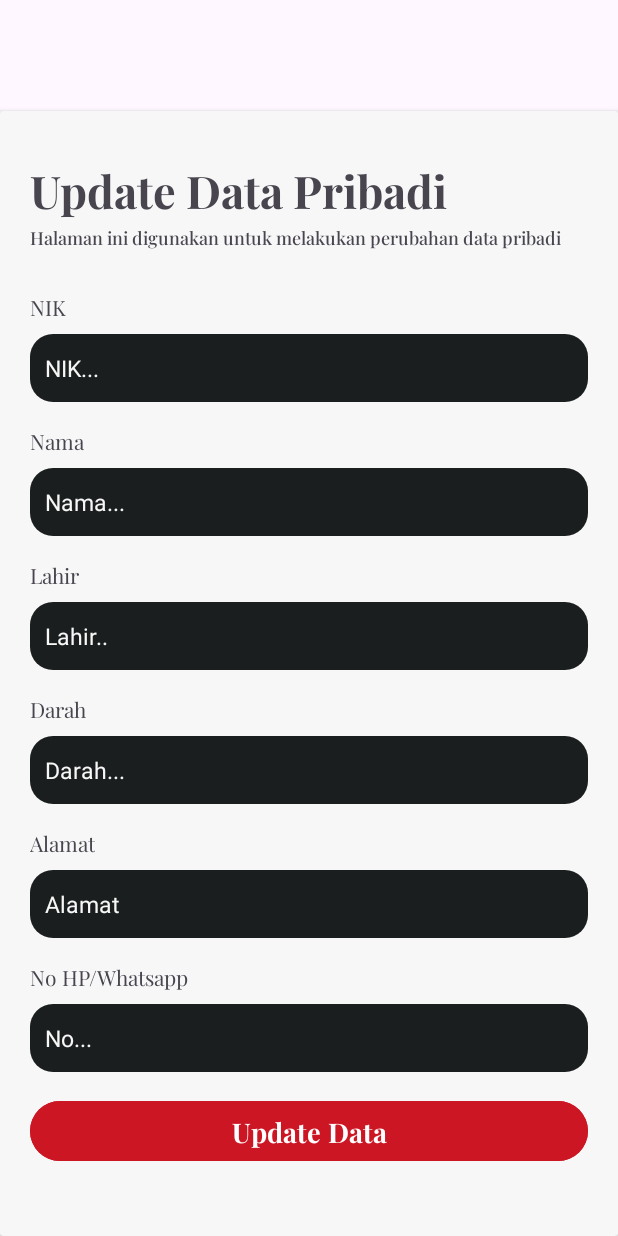
After one commit to mdhkrmd/donorin, an Android app: the updateProfil screen opened directly, with no data from a screen before it, on a phone screen of 412 x 824 dp. The commit adds this screen. Run offline under Robolectric (Android 15) with nearby library versions, the phone set to English and light mode, and no system bars.

```diff
--- /dev/null
+++ b/app/src/main/java/com/example/donorin/updateProfil.java
@@ -0,0 +1,14 @@
+package com.example.donorin;
+
+import androidx.appcompat.app.AppCompatActivity;
+
+import android.os.Bundle;
+
+public class updateProfil extends AppCompatActivity {
+
+    @Override
+    protected void onCreate(Bundle savedInstanceState) {
+        super.onCreate(savedInstanceState);
+        setContentView(R.layout.activity_update_profil);
+    }
+}
--- a/app/src/main/res/layout/activity_profil.xml
+++ b/app/src/main/res/layout/activity_profil.xml
@@ -116,7 +116,7 @@
                     app:srcCompat="@drawable/btn_5" />
 
                 <TextView
-                    android:id="@+id/textView12"
+                    android:id="@+id/txtUpdate"
                     android:layout_width="wrap_content"
                     android:layout_height="wrap_content"
                     android:layout_marginStart="16dp"
--- /dev/null
+++ b/app/src/main/res/layout/activity_update_profil.xml
@@ -0,0 +1,171 @@
+<?xml version="1.0" encoding="utf-8"?>
+<androidx.constraintlayout.widget.ConstraintLayout xmlns:android="http://schemas.android.com/apk/res/android"
+    xmlns:app="http://schemas.android.com/apk/res-auto"
+    xmlns:tools="http://schemas.android.com/tools"
+    android:layout_width="match_parent"
+    android:layout_height="match_parent"
+    tools:context=".updateProfil">
+
+        <androidx.cardview.widget.CardView
+            android:id="@+id/cd_black"
+            android:layout_width="match_parent"
+            android:layout_height="750dp"
+            android:backgroundTint="#f7f7f7"
+            app:layout_constraintBottom_toBottomOf="parent">
+
+            <TextView
+                android:id="@+id/tvMasuk"
+                android:layout_width="match_parent"
+                android:layout_height="wrap_content"
+                android:text="Update Data Pribadi"
+                android:fontFamily="@font/playfairdisplaybold"
+                android:textSize="30dp"
+                android:layout_marginTop="30dp"
+                android:layout_marginLeft="20dp"/>
+
+            <TextView
+                android:layout_width="match_parent"
+                android:layout_height="wrap_content"
+                android:text="Halaman ini digunakan untuk melakukan perubahan data pribadi"
+                android:fontFamily="@font/playfairdisplaymedium"
+                android:textSize="12dp"
+                android:layout_marginTop="75dp"
+                android:layout_marginLeft="20dp"/>
+
+            <LinearLayout
+                android:layout_width="match_parent"
+                android:layout_height="wrap_content"
+                android:layout_marginTop="100dp"
+                android:orientation="vertical"
+                android:padding="20dp">
+
+
+                <TextView
+                    android:layout_width="wrap_content"
+                    android:layout_height="wrap_content"
+                    android:fontFamily="@font/playfairdisplayregular"
+                    android:text="NIK" />
+
+                <EditText
+                    android:id="@+id/editNik"
+                    android:layout_width="match_parent"
+                    android:layout_height="45dp"
+                    android:layout_marginTop="8dp"
+                    android:background="@drawable/shape"
+                    android:hint="NIK..."
+                    android:paddingLeft="10dp"
+                    android:textColor="#f7f7f7"
+                    android:textColorHint="#f7f7f7"
+                    android:textSize="15dp" />
+
+                <TextView
+                    android:layout_width="wrap_content"
+                    android:layout_height="wrap_content"
+                    android:layout_marginTop="15dp"
+                    android:fontFamily="@font/playfairdisplayregular"
+                    android:text="Nama" />
+
+                <EditText
+                    android:id="@+id/editNama"
+                    android:layout_width="match_parent"
+                    android:layout_height="45dp"
+                    android:layout_marginTop="8dp"
+                    android:background="@drawable/shape"
+                    android:hint="Nama..."
+                    android:inputType="textPassword"
+                    android:paddingLeft="10dp"
+                    android:textColor="#f7f7f7"
+                    android:textColorHint="#f7f7f7"
+                    android:textSize="15dp" />
+
+                <TextView
+                    android:layout_width="wrap_content"
+                    android:layout_height="wrap_content"
+                    android:layout_marginTop="15dp"
+                    android:fontFamily="@font/playfairdisplayregular"
+                    android:text="Lahir" />
+
+                <EditText
+                    android:id="@+id/editLahir"
+                    android:layout_width="match_parent"
+                    android:layout_height="45dp"
+                    android:layout_marginTop="8dp"
+                    android:background="@drawable/shape"
+                    android:hint="Lahir.."
+                    android:paddingLeft="10dp"
+                    android:textColor="#f7f7f7"
+                    android:textColorHint="#f7f7f7"
+                    android:textSize="15dp" />
+
+                <TextView
+                    android:layout_width="wrap_content"
+                    android:layout_height="wrap_content"
+                    android:layout_marginTop="15dp"
+                    android:fontFamily="@font/playfairdisplayregular"
+                    android:text="Darah" />
+
+                <EditText
+                    android:id="@+id/editDarah"
+                    android:layout_width="match_parent"
+                    android:layout_height="45dp"
+                    android:layout_marginTop="8dp"
+                    android:background="@drawable/shape"
+                    android:hint="Darah..."
+                    android:paddingLeft="10dp"
+                    android:textColor="#f7f7f7"
+                    android:textColorHint="#f7f7f7"
+                    android:textSize="15dp" />
+
+                <TextView
+                    android:layout_width="wrap_content"
+                    android:layout_height="wrap_content"
+                    android:layout_marginTop="15dp"
+                    android:fontFamily="@font/playfairdisplayregular"
+                    android:text="Alamat" />
+
+                <EditText
+                    android:id="@+id/editAlama"
+                    android:layout_width="match_parent"
+                    android:layout_height="45dp"
+                    android:layout_marginTop="8dp"
+                    android:background="@drawable/shape"
+                    android:hint="Alamat"
+                    android:paddingLeft="10dp"
+                    android:textColor="#f7f7f7"
+                    android:textColorHint="#f7f7f7"
+                    android:textSize="15dp" />
+
+                <TextView
+                    android:layout_width="wrap_content"
+                    android:layout_height="wrap_content"
+                    android:layout_marginTop="15dp"
+                    android:fontFamily="@font/playfairdisplayregular"
+                    android:text="No HP/Whatsapp" />
+
+                <EditText
+                    android:id="@+id/editNo"
+                    android:layout_width="match_parent"
+                    android:layout_height="45dp"
+                    android:layout_marginTop="8dp"
+                    android:background="@drawable/shape"
+                    android:hint="No..."
+                    android:paddingLeft="10dp"
+                    android:textColor="#f7f7f7"
+                    android:textColorHint="#f7f7f7"
+                    android:textSize="15dp" />
+
+
+                <Button
+                    android:id="@+id/btnUpdate"
+                    android:layout_width="match_parent"
+                    android:layout_height="wrap_content"
+                    android:layout_marginTop="15dp"
+                    android:backgroundTint="#cd1624"
+                    android:fontFamily="@font/playfairdisplaybold"
+                    android:text="Update Data"
+                    android:textSize="18dp" />
+
+            </LinearLayout>
+        </androidx.cardview.widget.CardView>
+
+</androidx.constraintlayout.widget.ConstraintLayout>
--- a/app/src/main/res/layout/activity_utama.xml
+++ b/app/src/main/res/layout/activity_utama.xml
@@ -381,6 +381,7 @@
                         android:src="@drawable/bottom_btn2" />
 
                     <TextView
+                        android:id="@+id/btnRiwayat"
                         android:layout_width="match_parent"
                         android:layout_height="wrap_content"
                         android:text="Riwayat"
@@ -404,6 +405,7 @@
                         android:src="@drawable/bottom_btn3" />
 
                     <TextView
+                        android:id="@+id/btnRspmi"
                         android:layout_width="match_parent"
                         android:layout_height="wrap_content"
                         android:text="RS / PMI"
```
Also changed, not shown: app/src/main/AndroidManifest.xml (+9 -0 lines), app/src/main/java/com/example/donorin/darahDarurat.java (added, +14 -0 lines), app/src/main/java/com/example/donorin/profil.java (+12 -1 lines), app/src/main/java/com/example/donorin/riwayat.java (added, +50 -0 lines), app/src/main/java/com/example/donorin/utama.java (+21 -1 lines), app/src/main/res/layout/activity_darah_darurat.xml (added, +16 -0 lines), app/src/main/res/layout/activity_riwayat.xml (added, +18 -0 lines), app/src/main/res/layout/rv_darahdarurat_item.xml (added, +87 -0 lines), app/src/main/res/layout/rv_riwayat_item.xml (added, +95 -0 lines).
